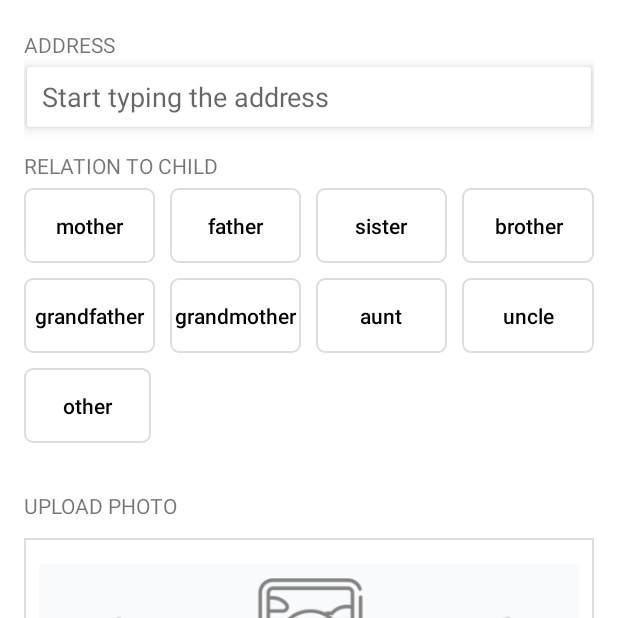
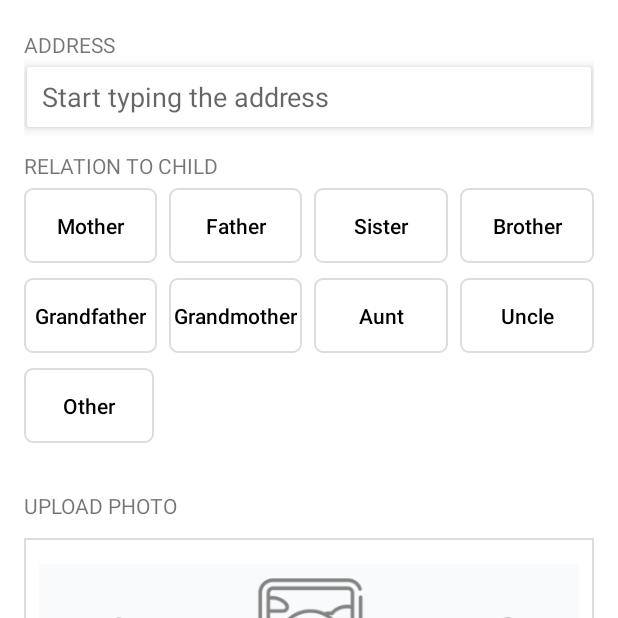
Before and after one commit to albertpinhasov/SpectraDriveParentsAndroid3.0, an Android app: the fragment PersonRelationFragment shown on its own in the app's theme, on a phone screen of 412 x 824 dp, the top half of it. Run offline under Robolectric (Android 15) with nearby library versions, the phone set to English and light mode, and no system bars; our stand-ins replace ButterKnife, Volley; pictures from the network do not load.

Commit message:
trello issues Spectra Parent application

```diff
--- a/app/src/main/java/com/spectraparent/Activities/AddChild/OtherPersonRelationActivity.java
+++ b/app/src/main/java/com/spectraparent/Activities/AddChild/OtherPersonRelationActivity.java
@@ -1,5 +1,6 @@
 package com.spectraparent.Activities.AddChild;
 
+import android.app.Activity;
 import android.content.Intent;
 import android.support.v7.app.AppCompatActivity;
 import android.os.Bundle;
@@ -57,7 +58,7 @@ public class OtherPersonRelationActivity extends AppCompatActivity {
 
             Intent intent = new Intent();
             intent.putExtra("relation",relation);
-            setResult(3, intent);
+            setResult(Activity.RESULT_OK, intent);
             finish();
         }else {
             finish();
--- a/app/src/main/java/com/spectraparent/Activities/Cancelellation_Form_Activity.java
+++ b/app/src/main/java/com/spectraparent/Activities/Cancelellation_Form_Activity.java
@@ -81,7 +81,7 @@ public class Cancelellation_Form_Activity extends AppCompatActivity {
             @Override
             public void onFirstDateSelected(Calendar startDate) {
                 stardate = convert(startDate.getTime().toString());
-                enddate ="";
+                enddate =convert(startDate.getTime().toString());
             }
 
             @Override
--- a/app/src/main/java/com/spectraparent/Activities/MapsActivity.java
+++ b/app/src/main/java/com/spectraparent/Activities/MapsActivity.java
@@ -89,7 +89,7 @@ public class MapsActivity extends AppCompatActivity implements OnMapReadyCallbac
 
         Picasso.get().load(mRide.getDriver().getPhoto().getSmallPhotoUrl()).
                 placeholder(R.drawable.no_profile)
-                .transform(new CircleTransform()).fit().centerCrop().into(ivDriveImage);
+               .fit().centerCrop().into(ivDriveImage);
         String carColor = mRide.getDriver().getAssignedCar().getCar().getColor() != null ? mRide.getDriver().getAssignedCar().getCar().getColor() : "" + " ";
         String carBrand = mRide.getDriver().getAssignedCar().getCar().getBrand() != null ? mRide.getDriver().getAssignedCar().getCar().getBrand() : "" + " ";
         String carModel = mRide.getDriver().getAssignedCar().getCar().getModel() != null ? mRide.getDriver().getAssignedCar().getCar().getModel() : "" + " ";
--- a/app/src/main/java/com/spectraparent/Activities/ProfileActivity.java
+++ b/app/src/main/java/com/spectraparent/Activities/ProfileActivity.java
@@ -12,6 +12,7 @@ import com.spectraparent.android.R;
 public class ProfileActivity extends AppCompatActivity {
 
     private TextView mTitle;
+    private TextView tvChildName;
 
     @Override
     protected void onCreate(Bundle savedInstanceState) {
@@ -21,6 +22,7 @@ public class ProfileActivity extends AppCompatActivity {
         setSupportActionBar(toolbar);
 
         mTitle = toolbar.findViewById(R.id.toolbar_title);
+        tvChildName = toolbar.findViewById(R.id.tvChildName);
 
         mTitle.setText("Profile");
 
--- a/app/src/main/java/com/spectraparent/Adapters/ProfileChildAdapter.java
+++ b/app/src/main/java/com/spectraparent/Adapters/ProfileChildAdapter.java
@@ -69,7 +69,7 @@ public class ProfileChildAdapter extends RecyclerView.Adapter<ProfileChildAdapte
 
     class Profile_ViewHolder extends RecyclerView.ViewHolder {
         private final RecyclerView rcImages, rcNeeds;
-        TextView mFirstName, mLastName, mAbout;
+        TextView mFirstName, mLastName, mAbout,txtChildName;
         Button mBtnEditNeeds, mBtnEditAbout;
         ImageView imageView;
 
@@ -82,6 +82,7 @@ public class ProfileChildAdapter extends RecyclerView.Adapter<ProfileChildAdapte
             mBtnEditAbout = itemView.findViewById(R.id.btnEditInfo);
             rcImages = itemView.findViewById(R.id.rcImages);
             rcNeeds = itemView.findViewById(R.id.rcNeeds);
+            txtChildName = itemView.findViewById(R.id.txtChildName);
 
             mAbout = itemView.findViewById(R.id.txtAbout);
         }
@@ -91,6 +92,7 @@ public class ProfileChildAdapter extends RecyclerView.Adapter<ProfileChildAdapte
                 rcImages.setAdapter(new ChildImagesAdapter(itemView.getContext(), (ArrayList<Images>) childModel.getImages()));
             }
             mFirstName.setText(childModel.getFirstName());
+            txtChildName.setText(childModel.getFirstName() + "'s" + " " + "information");
             mLastName.setText(childModel.getLastName());
             mAbout.setText(childModel.getAbout());
             rcNeeds.setLayoutManager(new LinearLayoutManager(itemView.getContext(), LinearLayout.VERTICAL, false));
--- a/app/src/main/java/com/spectraparent/Fragments/RidesFragment.java
+++ b/app/src/main/java/com/spectraparent/Fragments/RidesFragment.java
@@ -276,6 +276,9 @@ public class RidesFragment extends Fragment {
     @Override
     public void onResume() {
         super.onResume();
+         current_Ride_Page = 1;
+         past_Ride_Page = 1;
+        scedual_ride_page = 1;
         currentRideList.clear();
         scedualRideList.clear();
         pastRideList.clear();
--- a/app/src/main/java/com/spectraparent/Helpers/CustomMaskedEditText/MaskedEditText.java
+++ b/app/src/main/java/com/spectraparent/Helpers/CustomMaskedEditText/MaskedEditText.java
@@ -4,10 +4,11 @@ import android.content.Context;
 import android.content.res.TypedArray;
 import android.support.v7.widget.AppCompatEditText;
 import android.util.AttributeSet;
+import android.widget.EditText;
 
 import com.spectraparent.android.R;
 
-public class MaskedEditText extends AppCompatEditText {
+public class MaskedEditText extends android.support.v7.widget.AppCompatEditText {
 
     // ===========================================================
     // Fields
--- a/app/src/main/java/com/spectraparent/WebAPI/WebApi.java
+++ b/app/src/main/java/com/spectraparent/WebAPI/WebApi.java
@@ -28,7 +28,7 @@ public class WebApi {
     public static final String GetInstagramMediaUrl = "https://spectradriveapp.com/Profile/GetInstagramMedia";
     public static final String UpdateProfileUrl = "https://etapi.softprodigy.in/Users/UpdateProfile";
     public static final String AddChildUrl = "https://etapi.softprodigy.in/Users/AddChild";
-    public static final String AddTrustedPersonUrl = "https://etapi.softprodigy.in/Users/AddTrustedPerson";
+        public static final String AddTrustedPersonUrl = "https://etapi.softprodigy.in/Users/AddTrustedPerson";
     public static final String LinkInstagramUrl = "https://spectradriveapp.com/Login/LinkInstagram";
     public static final String GetSchoolmatesUrl = "https://spectradriveapp.com/Common/GetSchoolmates";
     public static final String GetFriendListUrl = "https://spectradriveapp.com/Profile/GetFriends";
--- a/app/src/main/res/layout/activity_details.xml
+++ b/app/src/main/res/layout/activity_details.xml
@@ -108,7 +108,6 @@
                     android:layout_height="wrap_content"
                     android:padding="10dp"
                     android:ellipsize="marquee"
-                    android:singleLine="true"
                     android:text="PICK UP LOCATION"
                     android:textSize="13sp" />
 
@@ -126,6 +125,7 @@
                     android:layout_gravity="right"
                     android:gravity="center_vertical"
                     android:padding="5dp"
+                    android:singleLine="true"
                     android:text="Huston Street, 10" />
             </LinearLayout>
 
@@ -161,6 +161,7 @@
                     android:layout_gravity="right"
                     android:gravity="center_vertical"
                     android:padding="5dp"
+                    android:singleLine="true"
                     android:text="Montgomery Street, 242" />
             </LinearLayout>
 
--- a/app/src/main/res/layout/activity_profile.xml
+++ b/app/src/main/res/layout/activity_profile.xml
@@ -197,6 +197,7 @@
     </android.support.v7.widget.CardView>
 
             <TextView
+                android:id="@+id/tvChildName"
                 android:layout_width="wrap_content"
                 android:layout_height="wrap_content"
                 android:layout_marginLeft="16dp"
--- a/app/src/main/res/layout/cancel_ride_page.xml
+++ b/app/src/main/res/layout/cancel_ride_page.xml
@@ -217,6 +217,7 @@
                         android:layout_gravity="right"
                         android:gravity="center_vertical"
                         android:padding="5dp"
+                        android:singleLine="true"
                         android:text="Huston Street, 10" />
                 </LinearLayout>
 
@@ -253,6 +254,7 @@
                         android:layout_gravity="right"
                         android:gravity="center_vertical"
                         android:padding="5dp"
+                        android:singleLine="true"
                         android:text="Montgomery Street, 242" />
                 </LinearLayout>
 
--- a/app/src/main/res/layout/fragment_person_relation.xml
+++ b/app/src/main/res/layout/fragment_person_relation.xml
@@ -54,30 +54,30 @@
                 android:id="@+id/btn1"
                 android:layout_width="0dp"
                 android:layout_height="50dp"
-                android:layout_marginRight="10dp"
+                android:layout_marginRight="8dp"
                 android:layout_weight="1"
                 android:background="@drawable/relation_button_border"
-                android:text="mother"
+                android:text="Mother"
                 android:textColor="#000000" />
 
             <Button
                 android:id="@+id/btn2"
                 android:layout_width="0dp"
                 android:layout_height="50dp"
-                android:layout_marginRight="10dp"
+                android:layout_marginRight="8dp"
                 android:layout_weight="1"
                 android:background="@drawable/relation_button_border"
-                android:text="father"
+                android:text="Father"
                 android:textColor="#000000" />
 
             <Button
                 android:id="@+id/btn3"
                 android:layout_width="0dp"
                 android:layout_height="50dp"
-                android:layout_marginRight="10dp"
+                android:layout_marginRight="8dp"
                 android:layout_weight="1"
                 android:background="@drawable/relation_button_border"
-                android:text="sister"
+                android:text="Sister"
                 android:textColor="#000000" />
 
             <Button
@@ -86,7 +86,7 @@
                 android:layout_height="50dp"
                 android:layout_weight="1"
                 android:background="@drawable/relation_button_border"
-                android:text="brother"
+                android:text="Brother"
                 android:textColor="#000000" />
 
 
@@ -104,30 +104,30 @@
                 android:id="@+id/btn5"
                 android:layout_width="0dp"
                 android:layout_height="50dp"
-                android:layout_marginRight="10dp"
+                android:layout_marginRight="8dp"
                 android:layout_weight="1"
                 android:background="@drawable/relation_button_border"
-                android:text="grandfather"
+                android:text="Grandfather"
                 android:textColor="#000000" />
 
             <Button
                 android:id="@+id/btn6"
                 android:layout_width="0dp"
                 android:layout_height="50dp"
-                android:layout_marginRight="10dp"
+                android:layout_marginRight="8dp"
                 android:layout_weight="1"
                 android:background="@drawable/relation_button_border"
-                android:text="grandmother"
+                android:text="Grandmother"
                 android:textColor="#000000" />
 
             <Button
                 android:id="@+id/btn7"
                 android:layout_width="0dp"
                 android:layout_height="50dp"
-                android:layout_marginRight="10dp"
+                android:layout_marginRight="8dp"
                 android:layout_weight="1"
                 android:background="@drawable/relation_button_border"
-                android:text="aunt"
+                android:text="Aunt"
                 android:textColor="#000000" />
 
             <Button
@@ -136,7 +136,7 @@
                 android:layout_height="50dp"
                 android:layout_weight="1"
                 android:background="@drawable/relation_button_border"
-                android:text="uncle"
+                android:text="Uncle"
                 android:textColor="#000000" />
 
 
@@ -152,28 +152,28 @@
                 android:id="@+id/btn9"
                 android:layout_width="0dp"
                 android:layout_height="50dp"
-                android:layout_marginRight="10dp"
+                android:layout_marginRight="8dp"
                 android:layout_weight="1"
                 android:background="@drawable/relation_button_border"
-                android:text="other"
+                android:text="Other"
                 android:textColor="#000000" />
 
             <View
                 android:layout_width="0dp"
                 android:layout_height="wrap_content"
-                android:layout_marginRight="10dp"
+                android:layout_marginRight="8dp"
                 android:layout_weight="1" />
 
             <View
                 android:layout_width="0dp"
                 android:layout_height="wrap_content"
-                android:layout_marginRight="10dp"
+                android:layout_marginRight="8dp"
                 android:layout_weight="1" />
 
             <View
                 android:layout_width="0dp"
                 android:layout_height="wrap_content"
-                android:layout_marginRight="10dp"
+                android:layout_marginRight="8dp"
                 android:layout_weight="1" />
 
         </LinearLayout>
@@ -292,7 +292,7 @@
         </LinearLayout>
 
         <com.spectraparent.Helpers.loading_button_lib.customViews.CircularProgressImageButton
-            android:id="@+id/btnNext"
+                android:id="@+id/btnNext"
             android:layout_width="60dp"
             android:layout_height="60dp"
             android:layout_gravity="center_horizontal"
```
Also changed, not shown: app/src/main/java/com/spectraparent/Activities/AddTrustedPerson/AddAPersonFragment.java (+10 -5 lines), app/src/main/java/com/spectraparent/Activities/AddTrustedPerson/PersonRelationFragment.java (+37 -7 lines), app/src/main/java/com/spectraparent/Fragments/EnterCodeFragment.java (+23 -20 lines), app/src/main/res/layout/fragment_add_aperson.xml (+7 -6 lines).
